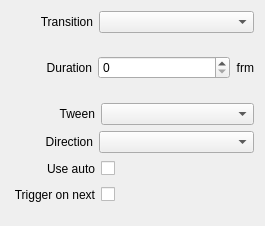
Old version of the form src/Widgets/Inspector/InspectorStillWidget.ui in the repository CasparCG/client.
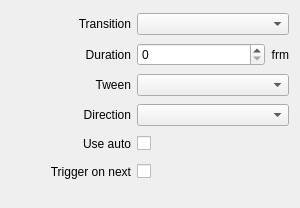
New version of the form.

Commit message: Simplify layout of inspector widgets

Patch:
```diff
--- a/src/Widgets/Inspector/InspectorStillWidget.ui
+++ b/src/Widgets/Inspector/InspectorStillWidget.ui
@@ -6,8 +6,8 @@
    <rect>
     <x>0</x>
     <y>0</y>
-    <width>265</width>
-    <height>226</height>
+    <width>300</width>
+    <height>208</height>
    </rect>
   </property>
   <property name="sizePolicy">
@@ -16,208 +16,35 @@
     <verstretch>0</verstretch>
    </sizepolicy>
   </property>
-  <layout class="QVBoxLayout" name="verticalLayout">
-   <item>
-    <layout class="QHBoxLayout" name="horizontalLayoutTransition">
-     <item>
-      <spacer name="horizontalSpacerTransition">
-       <property name="orientation">
-        <enum>Qt::Horizontal</enum>
-       </property>
-       <property name="sizeType">
-        <enum>QSizePolicy::Fixed</enum>
-       </property>
-       <property name="sizeHint" stdset="0">
-        <size>
-         <width>29</width>
-         <height>20</height>
-        </size>
-       </property>
-      </spacer>
-     </item>
-     <item>
-      <widget class="QLabel" name="labelTransition">
-       <property name="text">
-        <string>Transition</string>
-       </property>
-       <property name="alignment">
-        <set>Qt::AlignRight|Qt::AlignTrailing|Qt::AlignVCenter</set>
-       </property>
-      </widget>
-     </item>
-     <item>
-      <widget class="QComboBox" name="comboBoxTransition">
-       <property name="sizePolicy">
-        <sizepolicy hsizetype="Expanding" vsizetype="Fixed">
-         <horstretch>0</horstretch>
-         <verstretch>0</verstretch>
-        </sizepolicy>
-       </property>
-      </widget>
-     </item>
-    </layout>
+  <layout class="QGridLayout" name="gridLayout">
+   <property name="bottomMargin">
+    <number>20</number>
+   </property>
+   <item row="1" column="1">
+    <widget class="QSpinBox" name="spinBoxTransitionDuration">
+     <property name="sizePolicy">
+      <sizepolicy hsizetype="Expanding" vsizetype="Fixed">
+       <horstretch>0</horstretch>
+       <verstretch>0</verstretch>
+      </sizepolicy>
+     </property>
+     <property name="maximum">
+      <number>999</number>
+     </property>
+    </widget>
    </item>
-   <item>
-    <layout class="QHBoxLayout" name="horizontalLayoutTransitionDuration">
-     <item>
-      <spacer name="horizontalSpacerTransitionDuration">
-       <property name="orientation">
-        <enum>Qt::Horizontal</enum>
-       </property>
-       <property name="sizeType">
-        <enum>QSizePolicy::Fixed</enum>
-       </property>
-       <property name="sizeHint" stdset="0">
-        <size>
-         <width>35</width>
-         <height>20</height>
-        </size>
-       </property>
-      </spacer>
-     </item>
-     <item>
-      <widget class="QLabel" name="labelTransitionDuration">
-       <property name="text">
-        <string>Duration</string>
-       </property>
-       <property name="alignment">
-        <set>Qt::AlignRight|Qt::AlignTrailing|Qt::AlignVCenter</set>
-       </property>
-      </widget>
-     </item>
-     <item>
-      <widget class="QSpinBox" name="spinBoxTransitionDuration">
-       <property name="sizePolicy">
-        <sizepolicy hsizetype="Expanding" vsizetype="Fixed">
-         <horstretch>0</horstretch>
-         <verstretch>0</verstretch>
-        </sizepolicy>
-       </property>
-       <property name="maximum">
-        <number>999</number>
-       </property>
-      </widget>
-     </item>
-     <item>
-      <widget class="QLabel" name="labelFrm1">
-       <property name="text">
-        <string>frm</string>
-       </property>
-       <property name="alignment">
-        <set>Qt::AlignRight|Qt::AlignTrailing|Qt::AlignVCenter</set>
-       </property>
-      </widget>
-     </item>
-    </layout>
+   <item row="2" column="1" colspan="2">
+    <widget class="QComboBox" name="comboBoxTween">
+     <property name="sizePolicy">
+      <sizepolicy hsizetype="Expanding" vsizetype="Fixed">
+       <horstretch>0</horstretch>
+       <verstretch>0</verstretch>
+      </sizepolicy>
+     </property>
+    </widget>
    </item>
-   <item>
-    <layout class="QHBoxLayout" name="horizontalLayoutTween">
-     <item>
-      <spacer name="horizontalSpacerTween">
-       <property name="orientation">
-        <enum>Qt::Horizontal</enum>
-       </property>
-       <property name="sizeType">
-        <enum>QSizePolicy::Fixed</enum>
-       </property>
-       <property name="sizeHint" stdset="0">
-        <size>
-         <width>48</width>
-         <height>20</height>
-        </size>
-       </property>
-      </spacer>
-     </item>
-     <item>
-      <widget class="QLabel" name="labelTween">
-       <property name="text">
-        <string>Tween</string>
-       </property>
-       <property name="alignment">
-        <set>Qt::AlignRight|Qt::AlignTrailing|Qt::AlignVCenter</set>
-       </property>
-      </widget>
-     </item>
-     <item>
-      <widget class="QComboBox" name="comboBoxTween">
-       <property name="sizePolicy">
-        <sizepolicy hsizetype="Expanding" vsizetype="Fixed">
-         <horstretch>0</horstretch>
-         <verstretch>0</verstretch>
-        </sizepolicy>
-       </property>
-      </widget>
-     </item>
-    </layout>
-   </item>
-   <item>
-    <layout class="QHBoxLayout" name="horizontalLayoutDirection">
-     <item>
-      <spacer name="horizontalSpacerDirection">
-       <property name="orientation">
-        <enum>Qt::Horizontal</enum>
-       </property>
-       <property name="sizeType">
-        <enum>QSizePolicy::Fixed</enum>
-       </property>
-       <property name="sizeHint" stdset="0">
-        <size>
-         <width>34</width>
-         <height>20</height>
-        </size>
-       </property>
-      </spacer>
-     </item>
-     <item>
-      <widget class="QLabel" name="labelDirection">
-       <property name="text">
-        <string>Direction</string>
-       </property>
-       <property name="alignment">
-        <set>Qt::AlignRight|Qt::AlignTrailing|Qt::AlignVCenter</set>
-       </property>
-      </widget>
-     </item>
-     <item>
-      <widget class="QComboBox" name="comboBoxDirection">
-       <property name="sizePolicy">
-        <sizepolicy hsizetype="Expanding" vsizetype="Fixed">
-         <horstretch>0</horstretch>
-         <verstretch>0</verstretch>
-        </sizepolicy>
-       </property>
-      </widget>
-     </item>
-    </layout>
-   </item>
-   <item>
+   <item row="4" column="1" colspan="2">
     <layout class="QHBoxLayout" name="horizontalLayoutUseAuto">
-     <item>
-      <spacer name="horizontalSpacerUseAuto1">
-       <property name="orientation">
-        <enum>Qt::Horizontal</enum>
-       </property>
-       <property name="sizeType">
-        <enum>QSizePolicy::Fixed</enum>
-       </property>
-       <property name="sizeHint" stdset="0">
-        <size>
-         <width>36</width>
-         <height>20</height>
-        </size>
-       </property>
-      </spacer>
-     </item>
-     <item>
-      <widget class="QLabel" name="labelUseAuto">
-       <property name="text">
-        <string>Use auto</string>
-       </property>
-       <property name="alignment">
-        <set>Qt::AlignRight|Qt::AlignTrailing|Qt::AlignVCenter</set>
-       </property>
-      </widget>
-     </item>
      <item>
       <widget class="QCheckBox" name="checkBoxUseAuto">
        <property name="layoutDirection">
@@ -243,34 +70,44 @@
      </item>
     </layout>
    </item>
-   <item>
+   <item row="4" column="0">
+    <widget class="QLabel" name="labelUseAuto">
+     <property name="minimumSize">
+      <size>
+       <width>120</width>
+       <height>0</height>
+      </size>
+     </property>
+     <property name="text">
+      <string>Use auto</string>
+     </property>
+     <property name="alignment">
+      <set>Qt::AlignRight|Qt::AlignTrailing|Qt::AlignVCenter</set>
+     </property>
+    </widget>
+   </item>
+   <item row="1" column="2">
+    <widget class="QLabel" name="labelFrm1">
+     <property name="text">
+      <string>frm</string>
+     </property>
+     <property name="alignment">
+      <set>Qt::AlignRight|Qt::AlignTrailing|Qt::AlignVCenter</set>
+     </property>
+    </widget>
+   </item>
+   <item row="3" column="1" colspan="2">
+    <widget class="QComboBox" name="comboBoxDirection">
+     <property name="sizePolicy">
+      <sizepolicy hsizetype="Expanding" vsizetype="Fixed">
+       <horstretch>0</horstretch>
+       <verstretch>0</verstretch>
+      </sizepolicy>
+     </property>
+    </widget>
+   </item>
+   <item row="5" column="1" colspan="2">
     <layout class="QHBoxLayout" name="horizontalLayoutTriggerOnNext">
-     <item>
-      <spacer name="horizontalSpacerTriggerOnNext1">
-       <property name="orientation">
-        <enum>Qt::Horizontal</enum>
-       </property>
-       <property name="sizeType">
-        <enum>QSizePolicy::Fixed</enum>
-       </property>
-       <property name="sizeHint" stdset="0">
-        <size>
-         <width>2</width>
-         <height>20</height>
-        </size>
-       </property>
-      </spacer>
-     </item>
-     <item>
-      <widget class="QLabel" name="labelTriggerOnNext">
-       <property name="text">
-        <string>Trigger on next</string>
-       </property>
-       <property name="alignment">
-        <set>Qt::AlignRight|Qt::AlignTrailing|Qt::AlignVCenter</set>
-       </property>
-      </widget>
-     </item>
      <item>
       <widget class="QCheckBox" name="checkBoxTriggerOnNext">
        <property name="layoutDirection">
@@ -296,21 +133,95 @@
      </item>
     </layout>
    </item>
-   <item>
-    <spacer name="verticalSpacerMedia">
-     <property name="orientation">
-      <enum>Qt::Vertical</enum>
+   <item row="5" column="0">
+    <widget class="QLabel" name="labelTriggerOnNext">
+     <property name="minimumSize">
+      <size>
+       <width>120</width>
+       <height>0</height>
+      </size>
      </property>
-     <property name="sizeType">
-      <enum>QSizePolicy::Fixed</enum>
+     <property name="text">
+      <string>Trigger on next</string>
      </property>
-     <property name="sizeHint" stdset="0">
+     <property name="alignment">
+      <set>Qt::AlignRight|Qt::AlignTrailing|Qt::AlignVCenter</set>
+     </property>
+    </widget>
+   </item>
+   <item row="0" column="1" colspan="2">
+    <widget class="QComboBox" name="comboBoxTransition">
+     <property name="sizePolicy">
+      <sizepolicy hsizetype="Expanding" vsizetype="Fixed">
+       <horstretch>0</horstretch>
+       <verstretch>0</verstretch>
+      </sizepolicy>
+     </property>
+    </widget>
+   </item>
+   <item row="1" column="0">
+    <widget class="QLabel" name="labelTransitionDuration">
+     <property name="minimumSize">
       <size>
-       <width>20</width>
-       <height>10</height>
+       <width>120</width>
+       <height>0</height>
       </size>
      </property>
-    </spacer>
+     <property name="text">
+      <string>Duration</string>
+     </property>
+     <property name="alignment">
+      <set>Qt::AlignRight|Qt::AlignTrailing|Qt::AlignVCenter</set>
+     </property>
+    </widget>
+   </item>
+   <item row="3" column="0">
+    <widget class="QLabel" name="labelDirection">
+     <property name="minimumSize">
+      <size>
+       <width>120</width>
+       <height>0</height>
+      </size>
+     </property>
+     <property name="text">
+      <string>Direction</string>
+     </property>
+     <property name="alignment">
+      <set>Qt::AlignRight|Qt::AlignTrailing|Qt::AlignVCenter</set>
+     </property>
+    </widget>
+   </item>
+   <item row="2" column="0">
+    <widget class="QLabel" name="labelTween">
+     <property name="minimumSize">
+      <size>
+       <width>120</width>
+       <height>0</height>
+      </size>
+     </property>
+     <property name="text">
+      <string>Tween</string>
+     </property>
+     <property name="alignment">
+      <set>Qt::AlignRight|Qt::AlignTrailing|Qt::AlignVCenter</set>
+     </property>
+    </widget>
+   </item>
+   <item row="0" column="0">
+    <widget class="QLabel" name="labelTransition">
+     <property name="minimumSize">
+      <size>
+       <width>120</width>
+       <height>0</height>
+      </size>
+     </property>
+     <property name="text">
+      <string>Transition</string>
+     </property>
+     <property name="alignment">
+      <set>Qt::AlignRight|Qt::AlignTrailing|Qt::AlignVCenter</set>
+     </property>
+    </widget>
    </item>
   </layout>
  </widget>
```
Left out of the diff: 8 changed lines with no effect on the pictures. The commit also changes 58 other files.
